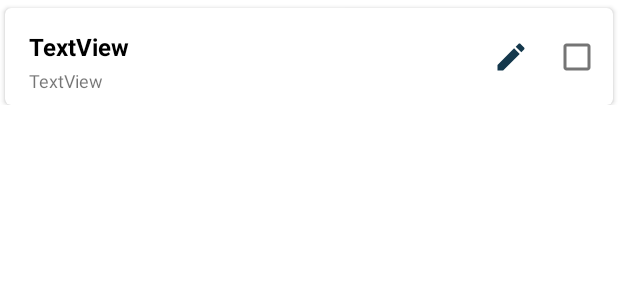
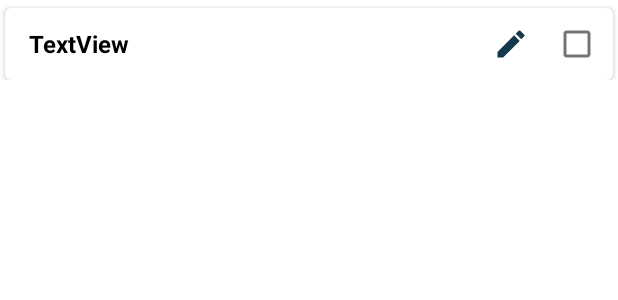
Before and after one commit to DmitrySlv/ListOfNotes, an Android app: the layout list_item.xml on its own in the app's theme, with its tools: preview values and no code run, on a phone screen of 412 x 824 dp. Shown: the top 300 px of the screen. Run offline under Robolectric (Android 15) with nearby library versions, the phone set to English and light mode, and no system bars.

Commit message:
Прячем tvInfo. Добавление логики для скрытия поля tvInfo в list_item.xml. Добавление функции private fun infoVisibility в ListItemAdapter.kt в fun setNoteItemData, которая проверяет на null или пустоту и в зависимости от этого выставляет видимость у View. А в ListActivity.kt в private fun listItemObserver() - проверка полю tvEmpty из activity_list.xml на видимость по it.isEmpty().

```diff
--- a/app/src/main/res/layout/activity_list.xml
+++ b/app/src/main/res/layout/activity_list.xml
@@ -17,9 +17,11 @@
         app:layout_constraintTop_toTopOf="parent" />
 
     <TextView
-        android:id="@+id/tvTest"
+        android:id="@+id/tvEmpty"
         android:layout_width="wrap_content"
         android:layout_height="wrap_content"
+        android:text="@string/empty"
+        android:textSize="20sp"
         app:layout_constraintBottom_toBottomOf="parent"
         app:layout_constraintEnd_toEndOf="parent"
         app:layout_constraintStart_toStartOf="parent"
--- a/app/src/main/res/layout/list_item.xml
+++ b/app/src/main/res/layout/list_item.xml
@@ -27,7 +27,6 @@
                 android:layout_marginStart="16dp"
                 android:layout_marginTop="8dp"
                 android:layout_marginEnd="5dp"
-                android:layout_marginBottom="8dp"
                 android:text="TextView"
                 android:textColor="@color/black"
                 android:textSize="16sp"
@@ -47,7 +46,7 @@
                 android:layout_marginBottom="8dp"
                 android:text="TextView"
                 android:textSize="12sp"
-                android:visibility="visible"
+                android:visibility="gone"
                 app:layout_constraintBottom_toBottomOf="parent"
                 app:layout_constraintEnd_toEndOf="@+id/tvName"
                 app:layout_constraintHorizontal_bias="0.0"
--- a/app/src/main/res/values/strings.xml
+++ b/app/src/main/res/values/strings.xml
@@ -32,5 +32,7 @@
     <string name="save_item_menu">Сохранить заметку</string>
     <!-- action_layout -->
     <string name="new_item_hint">Новая заметка</string>
+    <!-- activity_list -->
+    <string name="empty">Пусто</string>
 
 </resources>
```
Also changed, not shown: app/src/main/java/com/ds_create/listofnotes/activities/ListActivity.kt (+6 -1 lines), app/src/main/java/com/ds_create/listofnotes/adapters/ListItemAdapter.kt (+10 -0 lines).
